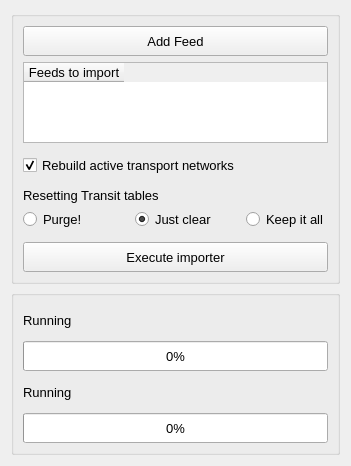
The window that modules/public_transport_procedures/forms/gtfs_importer.ui (AequilibraE/qaequilibrae) describes before a commit, drawn with Qt 5.
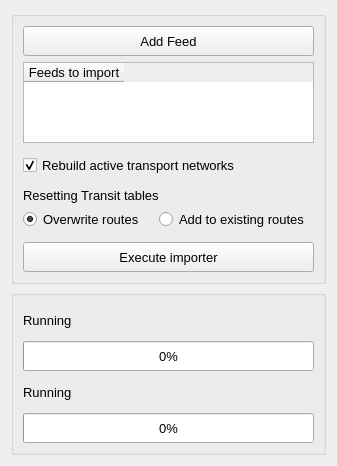
The same window after the commit.

```diff
--- a/modules/public_transport_procedures/forms/gtfs_importer.ui
+++ b/modules/public_transport_procedures/forms/gtfs_importer.ui
@@ -31,22 +31,6 @@
       <string/>
      </property>
      <layout class="QGridLayout" name="gridLayout_2">
-      <item row="7" column="1">
-       <widget class="QRadioButton" name="rdo_clear">
-        <property name="sizePolicy">
-         <sizepolicy hsizetype="Preferred" vsizetype="Preferred">
-          <horstretch>0</horstretch>
-          <verstretch>0</verstretch>
-         </sizepolicy>
-        </property>
-        <property name="text">
-         <string>Just clear</string>
-        </property>
-        <property name="checked">
-         <bool>true</bool>
-        </property>
-       </widget>
-      </item>
       <item row="5" column="0" colspan="3">
        <widget class="QLabel" name="label_3">
         <property name="sizePolicy">
@@ -60,32 +44,6 @@
         </property>
        </widget>
       </item>
-      <item row="7" column="2">
-       <widget class="QRadioButton" name="rdo_keep">
-        <property name="sizePolicy">
-         <sizepolicy hsizetype="Preferred" vsizetype="Preferred">
-          <horstretch>0</horstretch>
-          <verstretch>0</verstretch>
-         </sizepolicy>
-        </property>
-        <property name="text">
-         <string>Keep it all</string>
-        </property>
-       </widget>
-      </item>
-      <item row="7" column="0">
-       <widget class="QRadioButton" name="rdo_purge">
-        <property name="sizePolicy">
-         <sizepolicy hsizetype="Preferred" vsizetype="Preferred">
-          <horstretch>0</horstretch>
-          <verstretch>0</verstretch>
-         </sizepolicy>
-        </property>
-        <property name="text">
-         <string>Purge!</string>
-        </property>
-       </widget>
-      </item>
       <item row="9" column="0" colspan="3">
        <widget class="QPushButton" name="but_execute">
         <property name="sizePolicy">
@@ -199,6 +157,47 @@
         </property>
        </widget>
       </item>
+      <item row="7" column="0">
+       <widget class="QRadioButton" name="rdo_clear">
+        <property name="sizePolicy">
+         <sizepolicy hsizetype="Preferred" vsizetype="Preferred">
+          <horstretch>0</horstretch>
+          <verstretch>0</verstretch>
+         </sizepolicy>
+        </property>
+        <property name="minimumSize">
+         <size>
+          <width>130</width>
+          <height>0</height>
+         </size>
+        </property>
+        <property name="text">
+         <string>Overwrite routes</string>
+        </property>
+        <property name="checked">
+         <bool>true</bool>
+        </property>
+       </widget>
+      </item>
+      <item row="7" column="1">
+       <widget class="QRadioButton" name="rdo_keep">
+        <property name="sizePolicy">
+         <sizepolicy hsizetype="Preferred" vsizetype="Preferred">
+          <horstretch>0</horstretch>
+          <verstretch>0</verstretch>
+         </sizepolicy>
+        </property>
+        <property name="minimumSize">
+         <size>
+          <width>130</width>
+          <height>0</height>
+         </size>
+        </property>
+        <property name="text">
+         <string>Add to existing routes</string>
+        </property>
+       </widget>
+      </item>
      </layout>
     </widget>
    </item>
```
Left out of the diff: 2 changed lines with no effect on the pictures.
